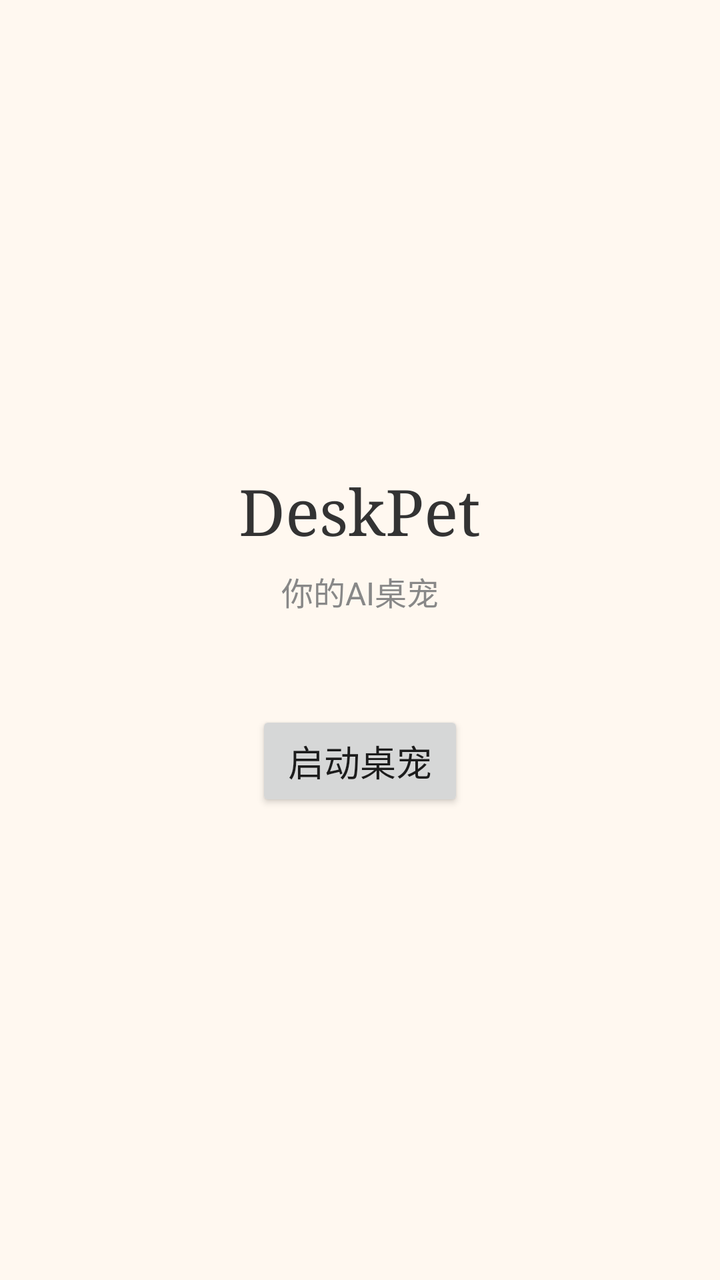
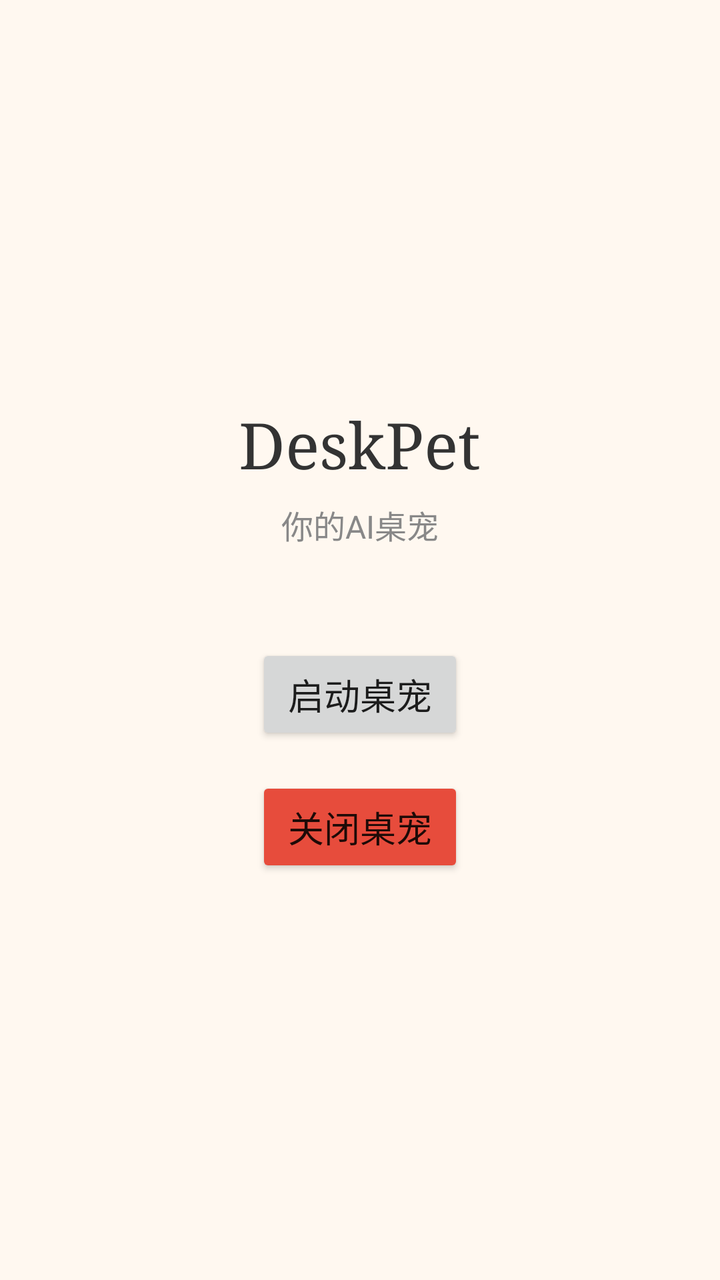

Two renders of the same Android screen: before a commit and after it. Below are the layout's source before the change and the commit's diff.
<!-- AndroidManifest.xml: activity theme Theme.DeskPet -->
<!-- res/layout/activity_main.xml -->
<?xml version="1.0" encoding="utf-8"?>
<LinearLayout xmlns:android="http://schemas.android.com/apk/res/android"
    android:layout_width="match_parent"
    android:layout_height="match_parent"
    android:orientation="vertical"
    android:gravity="center"
    android:padding="32dp"
    android:background="#FFF8F0">

    <TextView
        android:layout_width="wrap_content"
        android:layout_height="wrap_content"
        android:text="DeskPet"
        android:textSize="32sp"
        android:textColor="#333"
        android:fontFamily="serif"
        android:layout_marginBottom="8dp" />

    <TextView
        android:layout_width="wrap_content"
        android:layout_height="wrap_content"
        android:text="你的AI桌宠"
        android:textSize="16sp"
        android:textColor="#888"
        android:layout_marginBottom="48dp" />

    <Button
        android:id="@+id/btn_start"
        android:layout_width="wrap_content"
        android:layout_height="wrap_content"
        android:text="启动桌宠"
        android:textSize="18sp"
        android:paddingLeft="16dp"
        android:paddingRight="16dp"
        android:paddingTop="12dp"
        android:paddingBottom="12dp" />

</LinearLayout>
<!-- resources referenced by this layout -->
<resources>
  <style name="Theme.DeskPet" parent="Theme.AppCompat.Light.NoActionBar">
          <item name="android:statusBarColor">#FFF8F0</item>
      </style>
</resources>

<!-- the commit's change to res/layout/activity_main.xml (unified diff, before → after) -->
@@ -33,6 +33,19 @@
         android:paddingLeft="16dp"
         android:paddingRight="16dp"
         android:paddingTop="12dp"
-        android:paddingBottom="12dp" />
+        android:paddingBottom="12dp"
+        android:layout_marginBottom="16dp" />
+
+    <Button
+        android:id="@+id/btn_stop"
+        android:layout_width="wrap_content"
+        android:layout_height="wrap_content"
+        android:text="关闭桌宠"
+        android:textSize="18sp"
+        android:paddingLeft="16dp"
+        android:paddingRight="16dp"
+        android:paddingTop="12dp"
+        android:paddingBottom="12dp"
+        android:backgroundTint="#e74c3c" />
 
 </LinearLayout>
